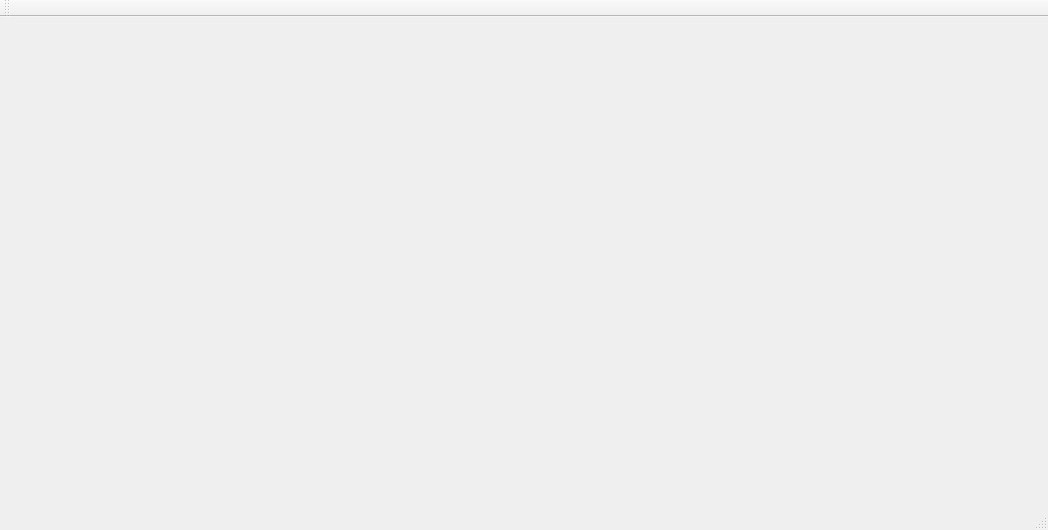
First picture: the form in UNIXsocket/Qt/Alpide-Scope/mainwindow.ui, repository AudreyFrancisco/SingleLadderQualification, before the edit.
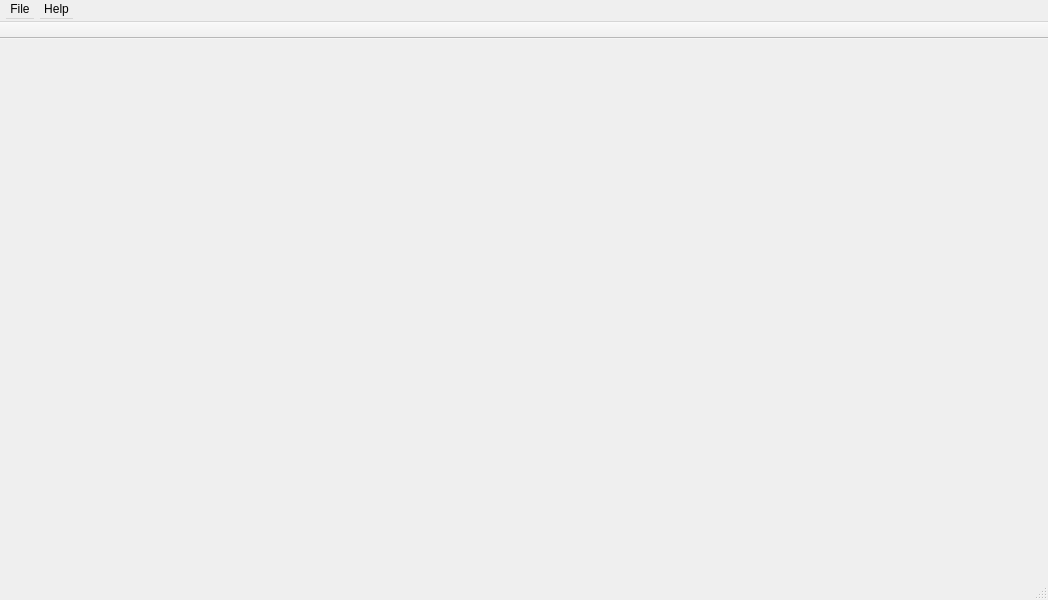
Second picture: the form after the edit.

```diff
--- a/UNIXsocket/Qt/Alpide-Scope/mainwindow.ui
+++ b/UNIXsocket/Qt/Alpide-Scope/mainwindow.ui
@@ -7,7 +7,7 @@
     <x>0</x>
     <y>0</y>
     <width>1048</width>
-    <height>530</height>
+    <height>600</height>
    </rect>
   </property>
   <property name="windowTitle">
@@ -23,8 +23,40 @@
      <height>22</height>
     </rect>
    </property>
+   <property name="minimumSize">
+    <size>
+     <width>0</width>
+     <height>22</height>
+    </size>
+   </property>
+   <widget class="QMenu" name="menuFile">
+    <property name="title">
+     <string>File</string>
+    </property>
+    <addaction name="actionQuit"/>
+   </widget>
+   <widget class="QMenu" name="menuHelp">
+    <property name="title">
+     <string>Help</string>
+    </property>
+    <addaction name="actionAbout"/>
+   </widget>
+   <addaction name="menuFile"/>
+   <addaction name="menuHelp"/>
   </widget>
   <widget class="QToolBar" name="mainToolBar">
+   <property name="minimumSize">
+    <size>
+     <width>0</width>
+     <height>13</height>
+    </size>
+   </property>
+   <property name="movable">
+    <bool>false</bool>
+   </property>
+   <property name="floatable">
+    <bool>false</bool>
+   </property>
    <attribute name="toolBarArea">
     <enum>TopToolBarArea</enum>
    </attribute>
@@ -32,7 +64,24 @@
     <bool>false</bool>
    </attribute>
   </widget>
-  <widget class="QStatusBar" name="statusBar"/>
+  <widget class="QStatusBar" name="statusBar">
+   <property name="minimumSize">
+    <size>
+     <width>0</width>
+     <height>21</height>
+    </size>
+   </property>
+  </widget>
+  <action name="actionQuit">
+   <property name="text">
+    <string>Quit</string>
+   </property>
+  </action>
+  <action name="actionAbout">
+   <property name="text">
+    <string>About ...</string>
+   </property>
+  </action>
  </widget>
  <layoutdefault spacing="6" margin="11"/>
  <resources/>
```
